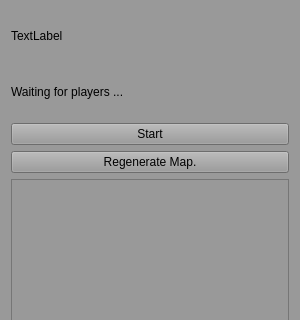
Perdex/OmikronBlast, file src/TFServer/mainwindow.ui: the form before one commit; both pictures show x 0 to 300 and y 0 to 320 of the 300 by 475 pixel window.
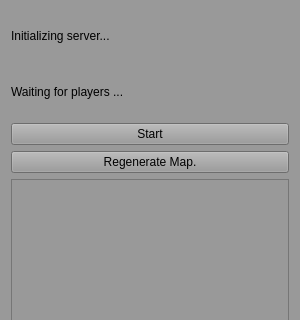
The form after the commit. Custom widgets are drawn as their Qt base class.

Commit message: Made the ip address selectable for copy/paste

The edit to the form file:
```diff
--- a/src/TFServer/mainwindow.ui
+++ b/src/TFServer/mainwindow.ui
@@ -45,7 +45,10 @@
        </size>
       </property>
       <property name="text">
-       <string>TextLabel</string>
+       <string>Initializing server...</string>
+      </property>
+      <property name="textInteractionFlags">
+       <set>Qt::LinksAccessibleByMouse|Qt::TextSelectableByMouse</set>
       </property>
      </widget>
     </item>
```
